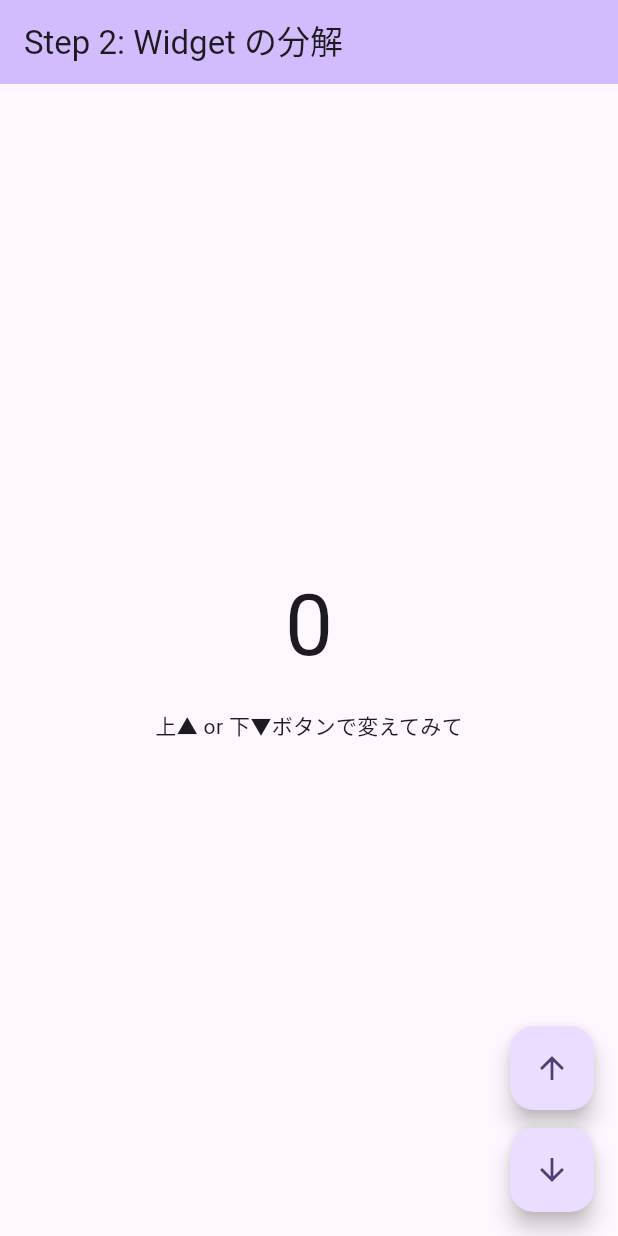
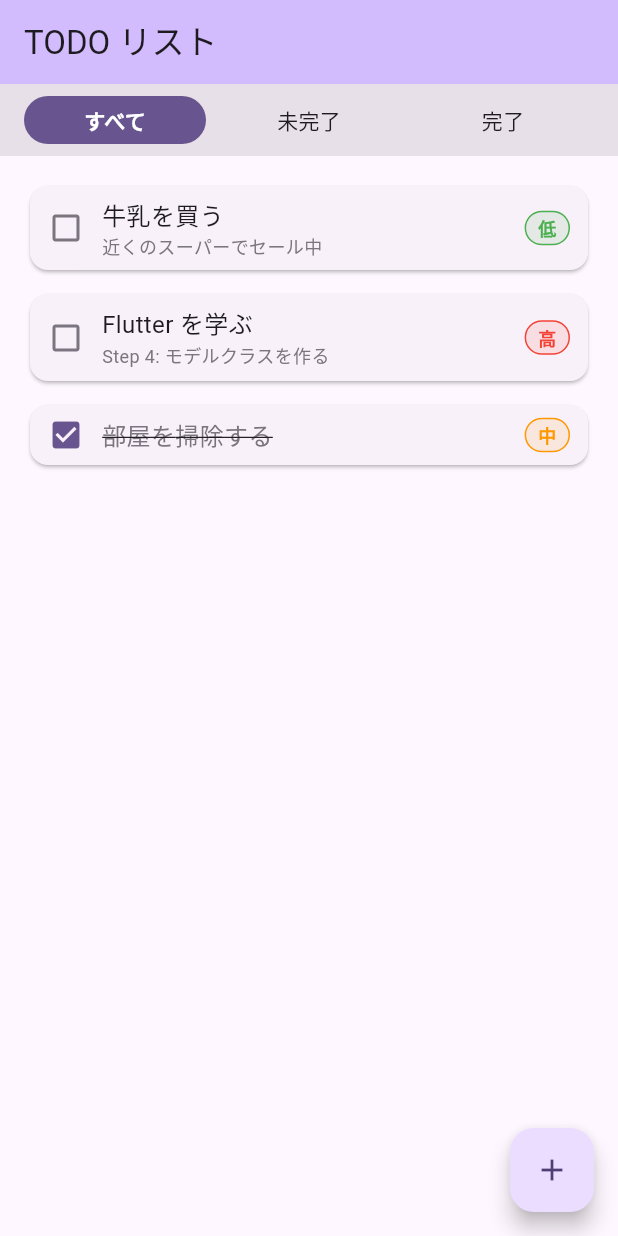
Before and after one commit to mikiya771/mobile-app-playground, a Flutter app: the screen it shows after launch, on a phone screen of 412 x 824 dp. Run offline on Flutter 3.47's test engine with Material 3 defaults, Android fonts, the phone set to English and light mode, and no system bars.

Commit message:
Add Step 3 layout and Step 4 Todo model
- Step 3: rebuild main.dart as TODO list skeleton using Column/Row/Expanded/Container/Padding/ListView.separated
- Step 4: add lib/models/todo.dart (TodoPriority enum, Todo class with copyWith); wire TodoList and TodoCard to real Todo model; move color/label mapping to PriorityBadge (UI layer)
- docs/learning.md: add Step 3 layout notes and Step 4 model notes
- docs/exercises.md: update Step 3 and Step 4 exercise tasks

Co-Authored-By: Claude Sonnet 4.6 <noreply@anthropic.com>

```diff
--- a/flutter_app/lib/main.dart
+++ b/flutter_app/lib/main.dart
@@ -1,4 +1,5 @@
 import 'package:flutter/material.dart';
+import 'models/todo.dart';
 
 void main() {
   runApp(const MyApp());
@@ -14,94 +15,234 @@ class MyApp extends StatelessWidget {
       theme: ThemeData(
         colorScheme: ColorScheme.fromSeed(seedColor: Colors.deepPurple),
       ),
-      home: const MyHomePage(title: 'Step 2: Widget の分解'),
+      home: const TodoListPage(),
     );
   }
 }
 
-// ── StatefulWidget ──────────────────────────────────────────────────────────
-// 状態（_counter）を持つ。setState() で build() を再実行する。
-class MyHomePage extends StatefulWidget {
-  const MyHomePage({super.key, required this.title});
-  final String title;
+// ── ダミーデータ ─────────────────────────────────────────────────────────────
+final _dummyTodos = [
+  Todo(
+    id: '1',
+    title: '牛乳を買う',
+    description: '近くのスーパーでセール中',
+    priority: TodoPriority.low,
+    createdAt: DateTime(2025, 5, 1),
+  ),
+  Todo(
+    id: '2',
+    title: 'Flutter を学ぶ',
+    description: 'Step 4: モデルクラスを作る',
+    priority: TodoPriority.high,
+    createdAt: DateTime(2025, 5, 2),
+  ),
+  Todo(
+    id: '3',
+    title: '部屋を掃除する',
+    description: '',
+    priority: TodoPriority.medium,
+    isCompleted: true,
+    createdAt: DateTime(2025, 5, 3),
+  ),
+];
 
-  @override
-  State<MyHomePage> createState() => _MyHomePageState();
-}
-
-class _MyHomePageState extends State<MyHomePage> {
-  int _counter = 0;
-
-  void _increment() => setState(() => _counter++);
-  void _decrement() => setState(() => _counter--);
+// ── ページ ───────────────────────────────────────────────────────────────────
+class TodoListPage extends StatelessWidget {
+  const TodoListPage({super.key});
 
   @override
   Widget build(BuildContext context) {
     return Scaffold(
       appBar: AppBar(
         backgroundColor: Theme.of(context).colorScheme.inversePrimary,
-        title: Text(widget.title),
+        title: const Text('TODO リスト'),
       ),
-      body: Center(
-        child: Column(
-          mainAxisAlignment: MainAxisAlignment.center,
-          children: [
-            // StatelessWidget に「値」だけ渡す。
-            // ここを変えても CounterDisplay は setState() を知らない。
-            CounterDisplay(count: _counter),
-            const SizedBox(height: 24),
-            CounterLabel(text: '上▲ or 下▼ボタンで変えてみて'),
-          ],
+      body: TodoList(todos: _dummyTodos),
+      floatingActionButton: FloatingActionButton(
+        onPressed: () {},
+        tooltip: '追加',
+        child: const Icon(Icons.add),
+      ),
+    );
+  }
+}
+
+// ── TODO リスト ──────────────────────────────────────────────────────────────
+class TodoList extends StatelessWidget {
+  const TodoList({super.key, required this.todos});
+
+  final List<Todo> todos;
+
+  @override
+  Widget build(BuildContext context) {
+    return Column(
+      children: [
+        const FilterTabBar(),
+        Expanded(
+          child: ListView.separated(
+            padding: const EdgeInsets.all(16),
+            itemCount: todos.length,
+            separatorBuilder: (_, __) => const SizedBox(height: 8),
+            itemBuilder: (context, index) => TodoCard(todo: todos[index]),
+          ),
         ),
-      ),
-      floatingActionButton: Column(
-        mainAxisAlignment: MainAxisAlignment.end,
+      ],
+    );
+  }
+}
+
+// ── フィルタータブ ────────────────────────────────────────────────────────────
+class FilterTabBar extends StatelessWidget {
+  const FilterTabBar({super.key});
+
+  @override
+  Widget build(BuildContext context) {
+    return Container(
+      color: Theme.of(context).colorScheme.surfaceContainerHighest,
+      padding: const EdgeInsets.symmetric(horizontal: 16, vertical: 8),
+      child: Row(
         children: [
-          FloatingActionButton(
-            onPressed: _increment,
-            tooltip: 'Increment',
-            heroTag: 'inc',
-            child: const Icon(Icons.arrow_upward),
-          ),
-          const SizedBox(height: 12),
-          FloatingActionButton(
-            onPressed: _decrement,
-            tooltip: 'Decrement',
-            heroTag: 'dec',
-            child: const Icon(Icons.arrow_downward),
-          ),
+          Expanded(child: FilterChipButton(label: 'すべて', isSelected: true)),
+          const SizedBox(width: 8),
+          Expanded(child: FilterChipButton(label: '未完了', isSelected: false)),
+          const SizedBox(width: 8),
+          Expanded(child: FilterChipButton(label: '完了', isSelected: false)),
         ],
       ),
     );
   }
 }
 
-// ── StatelessWidget ─────────────────────────────────────────────────────────
-// 状態を持たない。外から渡された count を表示するだけ。
-// setState() を呼ぶ手段がないので、自分では再描画できない。
-class CounterDisplay extends StatelessWidget {
-  const CounterDisplay({super.key, required this.count});
-  final int count;
+class FilterChipButton extends StatelessWidget {
+  const FilterChipButton({
+    super.key,
+    required this.label,
+    required this.isSelected,
+  });
+
+  final String label;
+  final bool isSelected;
 
   @override
   Widget build(BuildContext context) {
-    return Text(
-      '$count',
-      style: Theme.of(context).textTheme.displayLarge,
+    return Container(
+      alignment: Alignment.center,
+      padding: const EdgeInsets.symmetric(vertical: 6),
+      decoration: BoxDecoration(
+        color: isSelected
+            ? Theme.of(context).colorScheme.primary
+            : Colors.transparent,
+        borderRadius: BorderRadius.circular(20),
+      ),
+      child: Text(
+        label,
+        style: TextStyle(
+          color: isSelected
+              ? Theme.of(context).colorScheme.onPrimary
+              : Theme.of(context).colorScheme.onSurface,
+          fontWeight: isSelected ? FontWeight.bold : FontWeight.normal,
+        ),
+      ),
     );
   }
 }
 
-// ラベルも StatelessWidget にしてみる（テキストが変わらないなら StatelessWidget でいい）
-class CounterLabel extends StatelessWidget {
-  const CounterLabel({super.key, required this.text});
-  final String text;
+// ── TODO カード ───────────────────────────────────────────────────────────────
+class TodoCard extends StatelessWidget {
+  const TodoCard({super.key, required this.todo});
+
+  final Todo todo;
 
   @override
   Widget build(BuildContext context) {
-    return Text(
-      text,
-      style: Theme.of(context).textTheme.bodyMedium,
+    return Card(
+      child: Padding(
+        padding: const EdgeInsets.symmetric(horizontal: 12, vertical: 8),
+        child: Row(
+          children: [
+            Icon(
+              todo.isCompleted
+                  ? Icons.check_box
+                  : Icons.check_box_outline_blank,
+              color: todo.isCompleted
+                  ? Theme.of(context).colorScheme.primary
+                  : Theme.of(context).colorScheme.outline,
+            ),
+            const SizedBox(width: 12),
+            Expanded(
+              child: Column(
+                crossAxisAlignment: CrossAxisAlignment.start,
+                children: [
+                  Text(
+                    todo.title,
+                    style: TextStyle(
+                      fontSize: 16,
+                      decoration: todo.isCompleted
+                          ? TextDecoration.lineThrough
+                          : TextDecoration.none,
+                      color: todo.isCompleted
+                          ? Theme.of(context).colorScheme.outline
+                          : null,
+                    ),
+                  ),
+                  if (todo.description.isNotEmpty)
+                    Text(
+                      todo.description,
+                      style: TextStyle(
+                        fontSize: 12,
+                        color: Theme.of(context).colorScheme.outline,
+                      ),
+                    ),
+                ],
+              ),
+            ),
+            const SizedBox(width: 8),
+            PriorityBadge(priority: todo.priority),
+          ],
+        ),
+      ),
     );
   }
 }
+
+// ── 優先度バッジ ──────────────────────────────────────────────────────────────
+class PriorityBadge extends StatelessWidget {
+  const PriorityBadge({super.key, required this.priority});
+
+  final TodoPriority priority;
+
+  // 優先度 → 表示ラベル・色のマッピングはUIレイヤーで持つ（モデルはFlutterに依存しない）
+  static const _labels = {
+    TodoPriority.low: '低',
+    TodoPriority.medium: '中',
+    TodoPriority.high: '高',
+  };
+  static const _colors = {
+    TodoPriority.low: Colors.green,
+    TodoPriority.medium: Colors.orange,
+    TodoPriority.high: Colors.red,
+  };
+
+  @override
+  Widget build(BuildContext context) {
+    final label = _labels[priority]!;
+    final color = _colors[priority]!;
+
+    return Container(
+      padding: const EdgeInsets.symmetric(horizontal: 8, vertical: 2),
+      decoration: BoxDecoration(
+        color: color.withAlpha(30),
+        borderRadius: BorderRadius.circular(12),
+        border: Border.all(color: color, width: 1),
+      ),
+      child: Text(
+        label,
+        style: TextStyle(
+          fontSize: 12,
+          color: color,
+          fontWeight: FontWeight.bold,
+        ),
+      ),
+    );
+  }
+}
--- /dev/null
+++ b/flutter_app/lib/models/todo.dart
@@ -0,0 +1,36 @@
+enum TodoPriority { low, medium, high }
+
+class Todo {
+  const Todo({
+    required this.id,
+    required this.title,
+    required this.createdAt,
+    this.description = '',
+    this.isCompleted = false,
+    this.priority = TodoPriority.medium,
+  });
+
+  final String id;
+  final String title;
+  final String description;
+  final bool isCompleted;
+  final TodoPriority priority;
+  final DateTime createdAt;
+
+  // 一部だけ変えた新しいインスタンスを返す（イミュータブルな更新）
+  Todo copyWith({
+    String? title,
+    String? description,
+    bool? isCompleted,
+    TodoPriority? priority,
+  }) {
+    return Todo(
+      id: id,
+      title: title ?? this.title,
+      description: description ?? this.description,
+      isCompleted: isCompleted ?? this.isCompleted,
+      priority: priority ?? this.priority,
+      createdAt: createdAt,
+    );
+  }
+}
```
Also changed, not shown: 2 other files.
